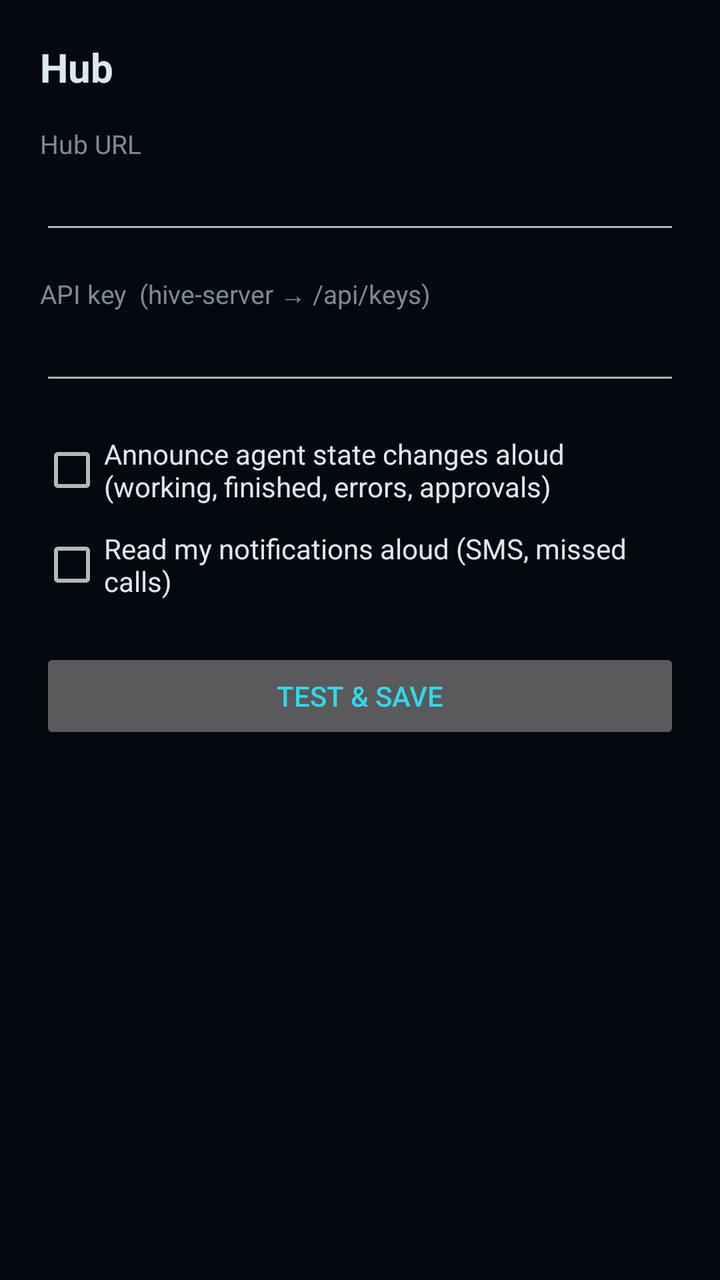
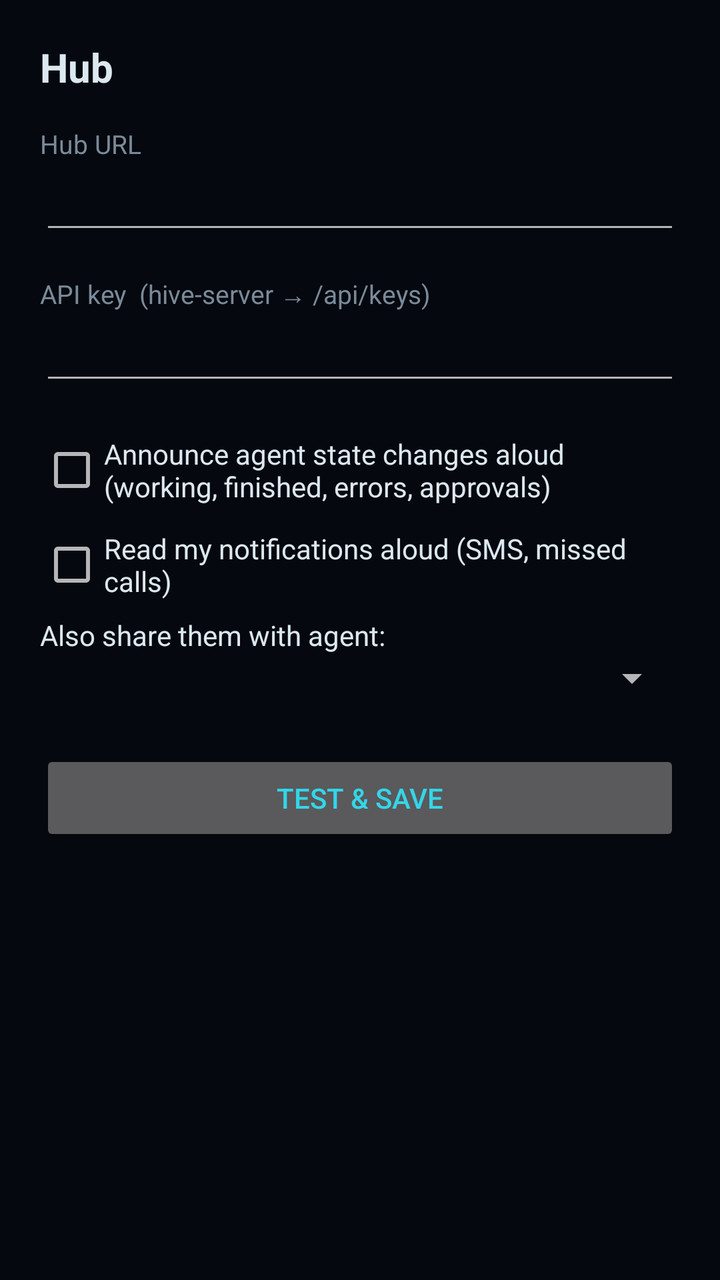

The first picture is an Android layout as it rendered before a commit; the second is the same layout after the commit. The layout source and the unified diff follow.
<!-- AndroidManifest.xml: application theme Theme.HiveVoice -->
<!-- res/layout/activity_settings.xml -->
<?xml version="1.0" encoding="utf-8"?>
<LinearLayout xmlns:android="http://schemas.android.com/apk/res/android"
    android:orientation="vertical"
    android:layout_width="match_parent"
    android:layout_height="match_parent"
    android:padding="20dp">

    <TextView
        android:layout_width="match_parent"
        android:layout_height="wrap_content"
        android:text="Hub"
        android:textColor="@color/text"
        android:textSize="20sp"
        android:textStyle="bold"
        android:paddingBottom="16dp" />

    <TextView
        android:layout_width="match_parent"
        android:layout_height="wrap_content"
        android:text="Hub URL"
        android:labelFor="@id/urlEdit"
        android:textColor="@color/dim"
        android:textSize="13sp" />

    <EditText
        android:id="@+id/urlEdit"
        android:layout_width="match_parent"
        android:layout_height="wrap_content"
        android:inputType="textUri"
        android:textColor="@color/text"
        android:autofillHints="url" />

    <TextView
        android:layout_width="match_parent"
        android:layout_height="wrap_content"
        android:layout_marginTop="16dp"
        android:text="API key  (hive-server → /api/keys)"
        android:labelFor="@id/keyEdit"
        android:textColor="@color/dim"
        android:textSize="13sp" />

    <EditText
        android:id="@+id/keyEdit"
        android:layout_width="match_parent"
        android:layout_height="wrap_content"
        android:inputType="textVisiblePassword"
        android:textColor="@color/text"
        android:autofillHints="password" />

    <CheckBox
        android:id="@+id/announceCheck"
        android:layout_width="match_parent"
        android:layout_height="wrap_content"
        android:layout_marginTop="20dp"
        android:text="Announce agent state changes aloud (working, finished, errors, approvals)"
        android:textColor="@color/text" />

    <CheckBox
        android:id="@+id/notifyCheck"
        android:layout_width="match_parent"
        android:layout_height="wrap_content"
        android:layout_marginTop="12dp"
        android:text="Read my notifications aloud (SMS, missed calls)"
        android:textColor="@color/text" />

    <Button
        android:id="@+id/saveButton"
        android:layout_width="match_parent"
        android:layout_height="wrap_content"
        android:layout_marginTop="24dp"
        android:text="Test &amp; Save"
        android:textColor="@color/cyan" />

    <TextView
        android:id="@+id/statusText"
        android:layout_width="match_parent"
        android:layout_height="wrap_content"
        android:layout_marginTop="12dp"
        android:textColor="@color/dim"
        android:textSize="13sp" />
</LinearLayout>
<!-- resources referenced by this layout -->
<resources>
  <color name="cyan">#33D6E8</color>
  <color name="dim">#7A8A99</color>
  <color name="text">#DCE8F0</color>
  <style name="Theme.HiveVoice" parent="android:Theme.Material.NoActionBar">
          <item name="android:windowBackground">@color/bg</item>
          <item name="android:colorAccent">@color/cyan</item>
          <item name="android:statusBarColor">@color/bg</item>
          <item name="android:navigationBarColor">@color/bg</item>
      </style>
  <color name="bg">#05080E</color>
</resources>

<!-- the commit's change to res/layout/activity_settings.xml (unified diff, before → after) -->
@@ -63,6 +63,19 @@
         android:text="Read my notifications aloud (SMS, missed calls)"
         android:textColor="@color/text" />
 
+    <TextView
+        android:id="@+id/notifyAgentLabel"
+        android:layout_width="match_parent"
+        android:layout_height="wrap_content"
+        android:layout_marginTop="8dp"
+        android:text="Also share them with agent:"
+        android:textColor="@color/text" />
+
+    <Spinner
+        android:id="@+id/notifyAgentSpinner"
+        android:layout_width="match_parent"
+        android:layout_height="wrap_content" />
+
     <Button
         android:id="@+id/saveButton"
         android:layout_width="match_parent"
